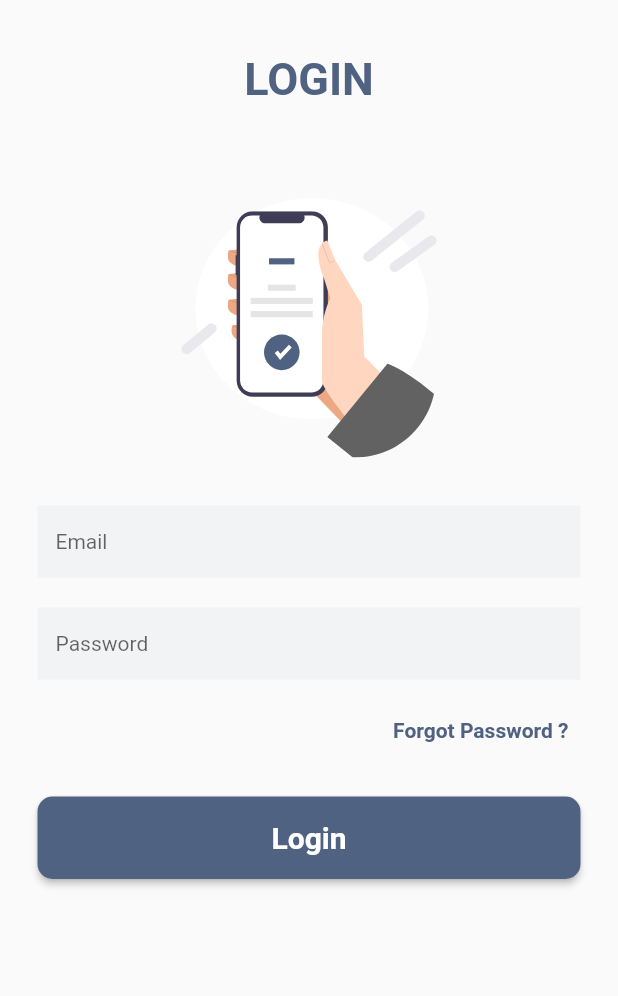
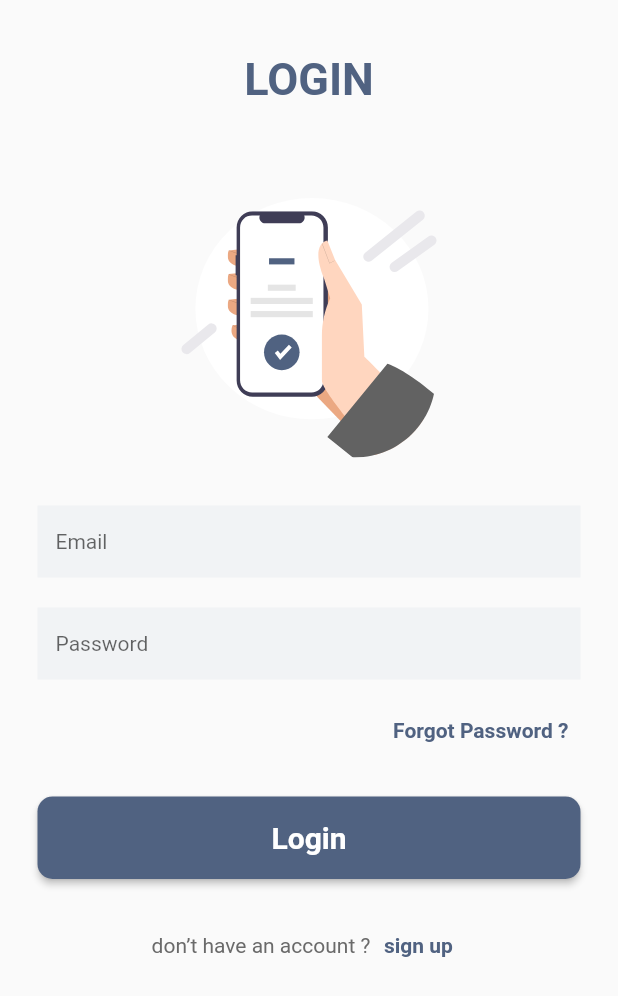
Before and after one commit to samirpokharel/Eazeal, a Flutter app: the screen it shows after launch, on a phone screen of 412 x 824 dp. Shown: the top 996 px of the screen. Run offline on Flutter 3.47's test engine with Material 2 defaults, Android fonts, the phone set to English and light mode, and no system bars; our stand-ins replace flutter_riverpod, flutter_svg.

Commit message:
authToggleButton() and added to login page

```diff
--- a/lib/screens/authentication/login.dart
+++ b/lib/screens/authentication/login.dart
@@ -6,6 +6,7 @@ import 'package:flutter_svg/flutter_svg.dart';
 const loginVectorPath = "assets/images/login-vector.svg";
 
 class Login extends StatelessWidget {
+  static const String routeName = "/login";
   const Login({Key? key}) : super(key: key);
 
   @override
@@ -56,8 +57,14 @@ class Login extends StatelessWidget {
                   ),
                   const SizedBox(height: 20),
                   AuthButton(
+                    text: "Login",
                     onPressed: () {},
-                    text: "Login",
+                  ),
+                  const SizedBox(height: 20),
+                  AuthTogleButton(
+                    buttonTitle: "don’t have an account ?",
+                    actionTitle: "sign up",
+                    onTap: () {},
                   )
                 ],
               ),
--- /dev/null
+++ b/lib/screens/authentication/widgets/auth_togle_button.dart
@@ -0,0 +1,39 @@
+import 'package:eazeal/config/constants.dart';
+import 'package:flutter/material.dart';
+
+class AuthTogleButton extends StatelessWidget {
+  const AuthTogleButton({
+    Key? key,
+    this.buttonTitle,
+    this.actionTitle,
+    this.onTap,
+  }) : super(key: key);
+
+  final String? buttonTitle;
+  final String? actionTitle;
+  final Function? onTap;
+
+  @override
+  Widget build(BuildContext context) {
+    return Row(
+      mainAxisAlignment: MainAxisAlignment.center,
+      children: [
+        Text(
+          buttonTitle ?? "",
+          style: Theme.of(context).textTheme.subtitle1,
+        ),
+        TextButton(
+          onPressed: () {},
+          child: Text(
+            actionTitle ?? "",
+            style: const TextStyle(
+              fontSize: 14,
+              fontWeight: FontWeight.bold,
+              color: primaryColor,
+            ),
+          ),
+        ),
+      ],
+    );
+  }
+}
--- a/lib/screens/authentication/widgets/widgets.dart
+++ b/lib/screens/authentication/widgets/widgets.dart
@@ -1 +1,2 @@
 export './auth_button.dart';
+export './auth_togle_button.dart';
```
